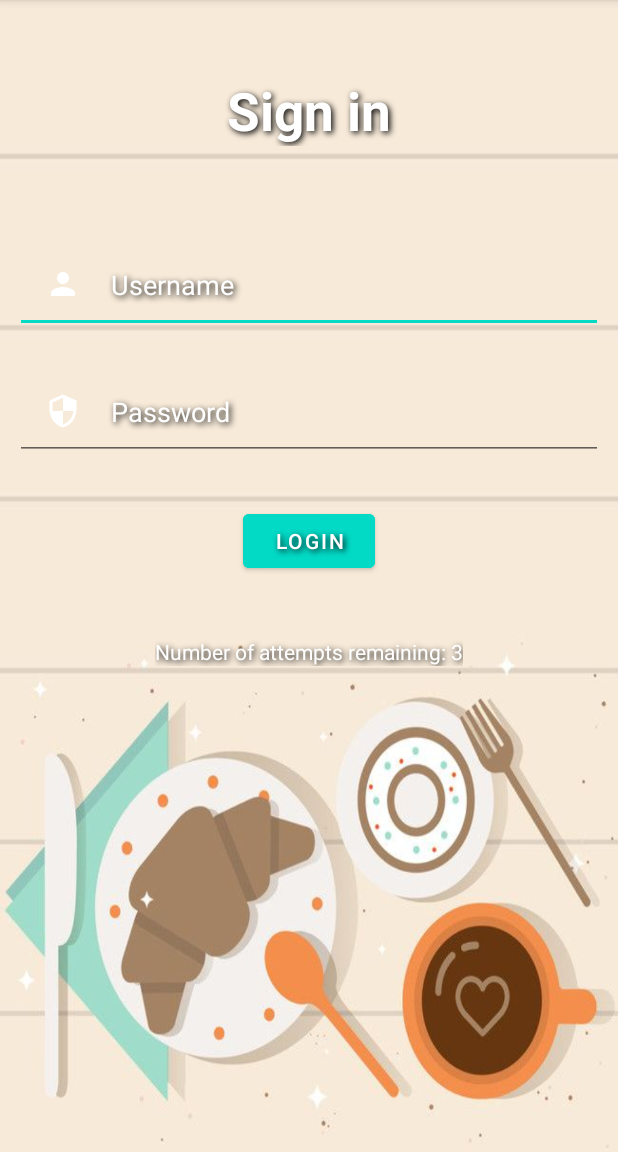
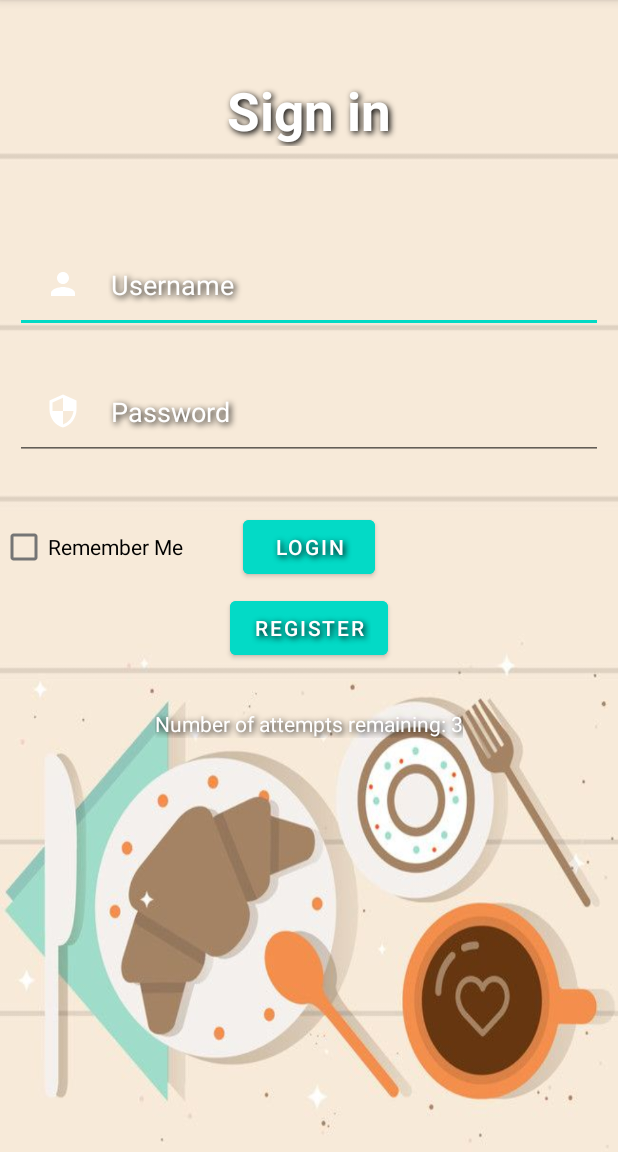
Before and after one commit to SCCapstone/Purplelimited, an Android app: the screen it shows after launch (LoginActivity), on a phone screen of 412 x 824 dp, the part 84-1236 px from its top. Run offline under Robolectric (Android 15) with nearby library versions, the phone set to English and light mode, and no system bars.

Commit message:
Unit Test & Login Improvements
-Registration Activity added; User's may now create an account which is saved locally
-"Remember Me" Checkbox added to login activity
-Made UserAccount class where user information is processed

```diff
--- a/app/src/main/java/edu/sc/purplelimited/LoginActivity.java
+++ b/app/src/main/java/edu/sc/purplelimited/LoginActivity.java
@@ -3,9 +3,11 @@ package edu.sc.purplelimited;
 import androidx.appcompat.app.AppCompatActivity;
 
 import android.content.Intent;
+import android.content.SharedPreferences;
 import android.os.Bundle;
 import android.view.View;
 import android.widget.Button;
+import android.widget.CheckBox;
 import android.widget.EditText;
 import android.widget.TextView;
 import android.widget.Toast;
@@ -16,19 +18,17 @@ public class LoginActivity extends AppCompatActivity{
     private EditText Password;
     private TextView AttemptsInfo;
     private Button Login;
+    private Button Register;
+    private CheckBox RememberMe;
     private int cnt = 3; //base amount of login attempts
 
     String userName = "admin";
-    String userPassword = "admin"; //these are the default hard-coded strings for a user account for the interim
-
-   //class for user account information
-    class UserAccount
-    {
-        TextView Name = findViewById(R.id.etName);
-        TextView Password = findViewById(R.id.etPassword);
-    }
+    String userPassword = "admin"; //these are hard-coded for testing
 
     boolean isValid = false;
+
+    SharedPreferences sharedPreferences;
+    SharedPreferences.Editor sharedPreferencesEditor;
 
     @Override
     protected void onCreate(Bundle savedInstanceState) {
@@ -36,13 +36,32 @@ public class LoginActivity extends AppCompatActivity{
         setContentView(R.layout.activity_login);
 
         // Binding the XML views
-        Name = findViewById(R.id.etName);
-        Password = findViewById(R.id.etPassword);
+        Name = findViewById(R.id.userName);
+        Password = findViewById(R.id.userPassword);
         AttemptsInfo = findViewById(R.id.noAttempts);
         Login = findViewById(R.id.loginbutton);
+        Register = findViewById(R.id.registerbutton);
+        RememberMe = findViewById(R.id.RememberMe);
 
-        // When login button is clicked
-            Login.setOnClickListener(new View.OnClickListener() {
+        sharedPreferences = getApplicationContext().getSharedPreferences("CredentialsDB", MODE_PRIVATE);
+        sharedPreferencesEditor = sharedPreferences.edit();
+
+        if(sharedPreferences != null){
+
+            String savedUsername = sharedPreferences.getString("Username", "");
+            String savedPassword = sharedPreferences.getString("Password", "");
+
+            RegistrationActivity.userAccount = new UserAccount(savedUsername, savedPassword);
+
+            if(sharedPreferences.getBoolean("Checkbox", false)){
+                Name.setText(savedUsername);
+                Password.setText(savedPassword);
+                RememberMe.setChecked(true);
+            }
+        }
+
+            // When login button is clicked
+        Login.setOnClickListener(new View.OnClickListener() {
             @Override
             public void onClick(View view) {
 
@@ -60,6 +79,7 @@ public class LoginActivity extends AppCompatActivity{
                     if (!isValid) {
                         cnt--;
                         AttemptsInfo.setText("Attempts Remaining: " + String.valueOf(cnt));
+
                         // Disable login button when counter == 0
                         if (cnt == 0) {
                             Login.setEnabled(false);
@@ -71,6 +91,7 @@ public class LoginActivity extends AppCompatActivity{
                     }
                     else {
                         Toast.makeText(LoginActivity.this, "Login Successful!", Toast.LENGTH_SHORT).show();
+
                         // Send user to the next activity
                         Intent intent = new Intent();
                         startActivity(new Intent(LoginActivity.this, MainActivity.class));
@@ -78,19 +99,37 @@ public class LoginActivity extends AppCompatActivity{
 
                 }
             }
+
+        });
+
+        // When register button is clicked
+        Register.setOnClickListener(new View.OnClickListener() {
+            @Override
+            public void onClick(View view) {
+                startActivity(new Intent(LoginActivity.this, RegistrationActivity.class));
+            }
+        });
+
+        // If the 'Remember Me' checkbox is checked..
+        RememberMe.setOnClickListener(new View.OnClickListener() {
+            @Override
+            public void onClick(View view) {
+                sharedPreferencesEditor.putBoolean("RememberMeCheckbox", RememberMe.isChecked());
+
+                sharedPreferencesEditor.apply();
+            }
         });
     }
 
     private boolean validate(String userName, String userPassword)
     {
-        // Get the object of UserAccount class
-        UserAccount userAccount = new UserAccount();
+        // Match user details
+        if(RegistrationActivity.userAccount != null) {
+            if(userName.equals(RegistrationActivity.userAccount.getuserName()) && userPassword.equals(RegistrationActivity.userAccount.getuserPassword())) {
+                return true;
+            }
+        }
 
-        // Match user details
-        //if(userName.equals(userAccount.Name) && userPassword.equals(userAccount.Password))
-        if(userName.equals("admin") && userPassword.equals("admin")){
-            return true;
-        }
         return false;
     }
 }
--- /dev/null
+++ b/app/src/main/java/edu/sc/purplelimited/UserAccount.java
@@ -0,0 +1,33 @@
+package edu.sc.purplelimited;
+
+public class UserAccount {
+    // Set default values for UserAccount
+    private String userName;
+    private String userPassword;
+
+    // Constructor
+    UserAccount(String UserName, String UserPassword){
+        this.userName = UserName;
+        this.userPassword = UserPassword;
+    }
+
+    public String getuserName() {
+
+        return userName;
+    }
+
+    public void setuserName(String UserName) {
+
+        userName = UserName;
+    }
+
+    public String getuserPassword() {
+
+        return userPassword;
+    }
+
+    public void setuserPassword(String UserPassword) {
+
+        userPassword = UserPassword;
+    }
+}
--- a/app/src/main/res/layout/activity_login.xml
+++ b/app/src/main/res/layout/activity_login.xml
@@ -7,11 +7,31 @@
     android:background="@drawable/background3"
     tools:context=".LoginActivity">
 
+    <com.google.android.material.button.MaterialButton
+        android:id="@+id/registerbutton"
+        android:layout_width="wrap_content"
+        android:layout_height="wrap_content"
+        android:layout_below="@id/userPassword"
+        android:layout_centerHorizontal="true"
+        android:layout_marginStart="20dp"
+        android:layout_marginTop="78dp"
+        android:layout_marginEnd="20dp"
+        android:layout_marginBottom="20dp"
+        android:backgroundTint="@color/design_default_color_secondary"
+        android:shadowColor="@color/black"
+        android:shadowDx="2"
+        android:shadowDy="2"
+        android:shadowRadius="5"
+        android:text="Register" />
+
     <TextView
         android:id="@+id/signin"
         android:layout_width="match_parent"
         android:layout_height="wrap_content"
-        android:layout_margin="50dp"
+        android:layout_marginStart="50dp"
+        android:layout_marginTop="50dp"
+        android:layout_marginEnd="50dp"
+        android:layout_marginBottom="50dp"
         android:gravity="center"
         android:shadowColor="@color/black"
         android:shadowDx="2"
@@ -23,7 +43,7 @@
         android:textStyle="bold" />
 
     <EditText
-        android:id="@+id/etName"
+        android:id="@+id/userName"
         android:layout_width="match_parent"
         android:layout_height="wrap_content"
         android:layout_below="@id/signin"
@@ -43,10 +63,10 @@
         android:textColorHint="@color/white" />
 
     <EditText
-        android:id="@+id/etPassword"
+        android:id="@+id/userPassword"
         android:layout_width="match_parent"
         android:layout_height="wrap_content"
-        android:layout_below="@id/etName"
+        android:layout_below="@id/userName"
         android:layout_marginStart="10dp"
         android:layout_marginTop="10dp"
         android:layout_marginEnd="10dp"
@@ -66,10 +86,10 @@
         android:id="@+id/loginbutton"
         android:layout_width="wrap_content"
         android:layout_height="wrap_content"
-        android:layout_below="@id/etPassword"
+        android:layout_below="@id/userPassword"
         android:layout_centerHorizontal="true"
         android:layout_marginStart="20dp"
-        android:layout_marginTop="20dp"
+        android:layout_marginTop="24dp"
         android:layout_marginEnd="20dp"
         android:layout_marginBottom="20dp"
         android:backgroundTint="@color/design_default_color_secondary"
@@ -86,7 +106,7 @@
         android:layout_below="@id/loginbutton"
         android:layout_centerHorizontal="true"
         android:layout_marginStart="20dp"
-        android:layout_marginTop="20dp"
+        android:layout_marginTop="64dp"
         android:layout_marginEnd="20dp"
         android:layout_marginBottom="20dp"
         android:shadowColor="@color/black"
@@ -96,5 +116,14 @@
         android:text="Number of attempts remaining: 3"
         android:textColor="@color/white" />
 
+    <CheckBox
+        android:id="@+id/RememberMe"
+        android:layout_width="wrap_content"
+        android:layout_height="wrap_content"
+        android:layout_below="@id/userPassword"
+        android:layout_marginTop="24dp"
+        android:layout_marginEnd="10dp"
+        android:text="Remember Me" />
+
 
 </RelativeLayout>
```
Also changed, not shown: app/src/main/java/edu/sc/purplelimited/RegistrationActivity.java (added, +91 -0 lines), app/src/main/res/layout/activity_registration.xml (added, +131 -0 lines), 1 other file.
